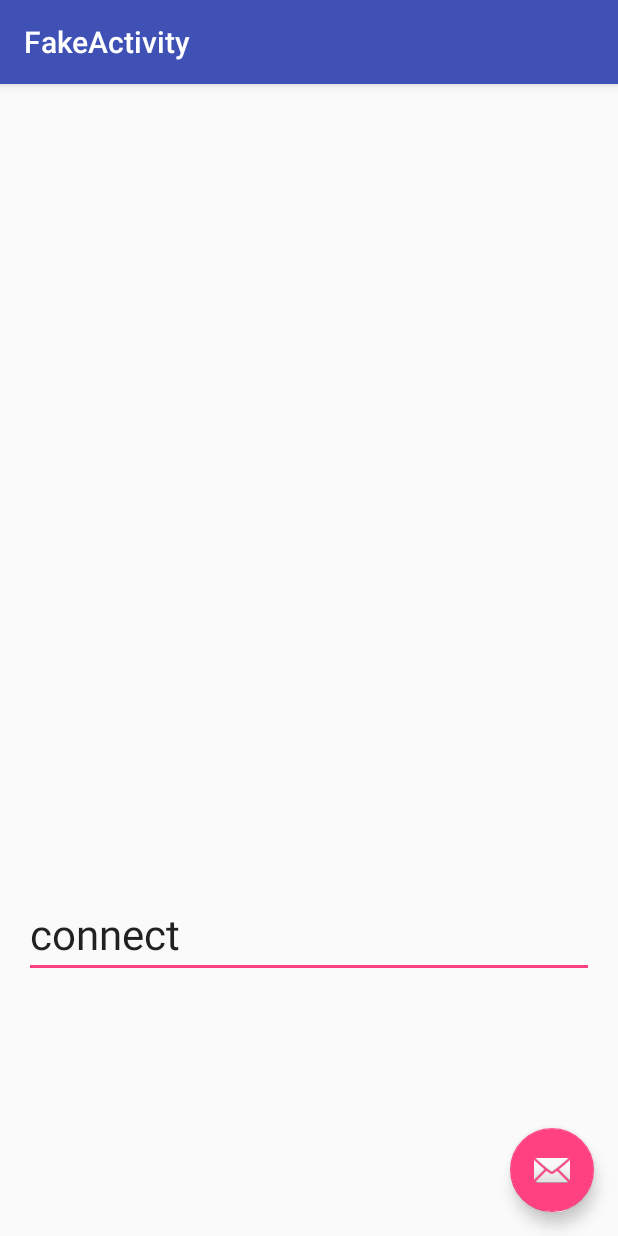
After one commit to coolspring1293/PunchCard, an Android app: the FakeActivity screen opened directly, with no data from a screen before it, on a phone screen of 412 x 824 dp. The commit adds this screen. Run offline under Robolectric (Android 15) with nearby library versions, the phone set to English and light mode, and no system bars.

Commit message:
Interface of Word
添加单词接口，按需要修改Word类。参看fakeActivity中的实现。

```diff
--- /dev/null
+++ b/app/src/main/java/com/team10/punchcard/fake/FakeActivity.java
@@ -0,0 +1,86 @@
+package com.team10.punchcard.fake;
+
+import android.os.Bundle;
+import android.os.Handler;
+import android.os.Message;
+import android.support.design.widget.FloatingActionButton;
+import android.support.design.widget.Snackbar;
+import android.support.v7.app.AppCompatActivity;
+import android.support.v7.widget.Toolbar;
+import android.view.View;
+import android.widget.EditText;
+import android.widget.TextView;
+
+import com.team10.punchcard.R;
+import com.team10.punchcard.unity.Basic;
+import com.team10.punchcard.unity.HttpUrlConnection;
+
+public class FakeActivity extends AppCompatActivity {
+
+
+    String url = "https://api.shanbay.com/bdc/search/?word=connect";
+
+
+    private TextView tv;
+    private EditText et;
+    private boolean isSelect = false;
+    private String showout = "";
+
+    public Basic basic = new Basic("Wang Liu");
+
+    Handler mHandler = new Handler() {
+        @Override
+        public void handleMessage(Message msg) {
+            // TODO Auto-generated method stub
+            switch (msg.what) {
+                case HttpUrlConnection.PARSESUCCWSS:
+                    break;
+            }
+            super.handleMessage(msg);
+        }
+    };
+
+    @Override
+    protected void onCreate(Bundle savedInstanceState) {
+        super.onCreate(savedInstanceState);
+        setContentView(R.layout.activity_fake);
+
+
+        Toolbar toolbar = (Toolbar) findViewById(R.id.toolbar);
+        setSupportActionBar(toolbar);
+
+
+        tv = (TextView) findViewById(R.id.tv_01);
+        et = (EditText) findViewById(R.id.et_01);
+
+
+        final HttpUrlConnection httpUrlConnection = new HttpUrlConnection(mHandler, url);
+        httpUrlConnection.getJsonFromInternet();
+
+        FloatingActionButton fab = (FloatingActionButton) findViewById(R.id.fab);
+        fab.setOnClickListener(new View.OnClickListener() {
+            @Override
+            public void onClick(View view) {
+                String user_input = et.getText().toString();
+                url = "https://api.shanbay.com/bdc/search/?word=" + user_input;
+
+                try {
+                    basic.decodeJsonToWord(httpUrlConnection.getResult());
+                    //showout = httpUrlConnection.getResult();
+                    showout = basic.getWord().toString();
+
+
+                } catch (Exception e) {
+                    e.printStackTrace();
+                }
+                tv.setText(showout);
+                isSelect = !isSelect;
+                Snackbar.make(view, "Show: " + url, Snackbar.LENGTH_LONG)
+                        .setAction("Action", null).show();
+            }
+        });
+
+
+    }
+
+}
--- /dev/null
+++ b/app/src/main/java/com/team10/punchcard/unity/HttpUrlConnection.java
@@ -0,0 +1,81 @@
+package com.team10.punchcard.unity;
+
+
+import java.io.ByteArrayOutputStream;
+import java.io.IOException;
+import java.io.InputStream;
+import java.net.HttpURLConnection;
+import java.net.URL;
+
+import android.os.Handler;
+
+/**
+ * Created by liuw53 on 5/16/16.
+ */
+public class HttpUrlConnection {
+
+    private String url;
+    public static final int PARSESUCCWSS = 0x2001;
+    private Handler handler;
+    private String result;
+
+    public HttpUrlConnection(Handler handler, String urlString) {
+        // TODO Auto-generated constructor stub
+        this.handler = handler;
+        this.url = urlString;
+    }
+
+    public String getResult() {
+        return result;
+    }
+
+
+    public void getJsonFromInternet() {
+
+        new Thread(new Runnable() {
+            @Override
+            public void run() {
+                // TODO Auto-generated method stub
+                try {
+                    HttpURLConnection conn = (HttpURLConnection) new URL(url).openConnection();
+                    conn.setConnectTimeout(5000);
+                    conn.setRequestMethod("GET");
+                    if (conn.getResponseCode() == 200) {
+                        InputStream inputStream = conn.getInputStream();
+                        result = parseJson(inputStream);
+                    }
+                } catch (Exception e) {
+                    // TODO Auto-generated catch block
+                    e.printStackTrace();
+                }
+            }
+        }).start();
+
+    }
+
+
+    protected String parseJson(InputStream inputStream) {
+        // TODO Auto-generated method stub
+        byte[] jsonBytes = convertIsToByteArray(inputStream);
+        String json = new String(jsonBytes);
+        return json;
+    }
+
+    private byte[] convertIsToByteArray(InputStream inputStream) {
+        // TODO Auto-generated method stub
+        ByteArrayOutputStream baos = new ByteArrayOutputStream();
+        byte buffer[] = new byte[1024];
+        int length = 0;
+        try {
+            while ((length = inputStream.read(buffer)) != -1) {
+                baos.write(buffer, 0, length);
+            }
+            inputStream.close();
+            baos.flush();
+        } catch (IOException e) {
+            // TODO Auto-generated catch block
+            e.printStackTrace();
+        }
+        return baos.toByteArray();
+    }
+}
--- /dev/null
+++ b/app/src/main/res/layout/activity_fake.xml
@@ -0,0 +1,34 @@
+<?xml version="1.0" encoding="utf-8"?>
+<android.support.design.widget.CoordinatorLayout xmlns:android="http://schemas.android.com/apk/res/android"
+    xmlns:app="http://schemas.android.com/apk/res-auto"
+    xmlns:tools="http://schemas.android.com/tools"
+    android:layout_width="match_parent"
+    android:layout_height="match_parent"
+    android:fitsSystemWindows="true"
+    tools:context="com.team10.punchcard.fake.FakeActivity">
+
+    <android.support.design.widget.AppBarLayout
+        android:layout_width="match_parent"
+        android:layout_height="wrap_content"
+        android:theme="@style/AppTheme.AppBarOverlay">
+
+        <android.support.v7.widget.Toolbar
+            android:id="@+id/toolbar"
+            android:layout_width="match_parent"
+            android:layout_height="?attr/actionBarSize"
+            android:background="?attr/colorPrimary"
+            app:popupTheme="@style/AppTheme.PopupOverlay" />
+
+    </android.support.design.widget.AppBarLayout>
+
+    <include layout="@layout/content_fake" />
+
+    <android.support.design.widget.FloatingActionButton
+        android:id="@+id/fab"
+        android:layout_width="wrap_content"
+        android:layout_height="wrap_content"
+        android:layout_gravity="bottom|end"
+        android:layout_margin="@dimen/fab_margin"
+        android:src="@android:drawable/ic_dialog_email" />
+
+</android.support.design.widget.CoordinatorLayout>
--- /dev/null
+++ b/app/src/main/res/layout/content_fake.xml
@@ -0,0 +1,32 @@
+<?xml version="1.0" encoding="utf-8"?>
+<RelativeLayout xmlns:android="http://schemas.android.com/apk/res/android"
+    xmlns:app="http://schemas.android.com/apk/res-auto"
+    xmlns:tools="http://schemas.android.com/tools"
+    android:layout_width="match_parent"
+    android:layout_height="match_parent"
+    android:paddingBottom="@dimen/activity_vertical_margin"
+    android:paddingLeft="@dimen/activity_horizontal_margin"
+    android:paddingRight="@dimen/activity_horizontal_margin"
+    android:paddingTop="@dimen/activity_vertical_margin"
+    app:layout_behavior="@string/appbar_scrolling_view_behavior"
+    tools:context="com.team10.punchcard.fake.FakeActivity"
+    tools:showIn="@layout/activity_fake">
+
+
+
+    <TextView
+        android:id="@+id/tv_01"
+        android:layout_width="match_parent"
+        android:layout_height="match_parent" />
+
+    <EditText
+        android:layout_width="fill_parent"
+        android:layout_height="wrap_content"
+        android:id="@+id/et_01"
+        android:textSize="28sp"
+        android:text="connect"
+        android:layout_alignParentBottom="true"
+        android:layout_alignParentEnd="true"
+        android:layout_marginBottom="156dp" />
+
+</RelativeLayout>
--- a/app/src/main/res/values/strings.xml
+++ b/app/src/main/res/values/strings.xml
@@ -5,4 +5,5 @@
     <string name="navigation_drawer_close">Close navigation drawer</string>
 
     <string name="action_settings">Settings</string>
+    <string name="title_activity_fake">FakeActivity</string>
 </resources>
```
Also changed, not shown: app/src/main/AndroidManifest.xml (+9 -1 lines), app/src/main/java/com/team10/punchcard/fake/word_sample.json (added, +49 -0 lines), app/src/main/java/com/team10/punchcard/unity/Basic.java (added, +155 -0 lines), 4 other files.
